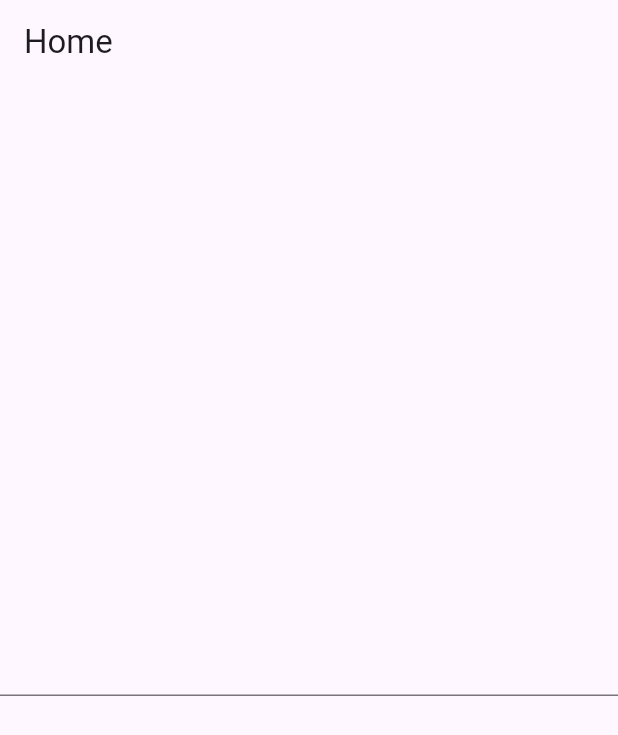
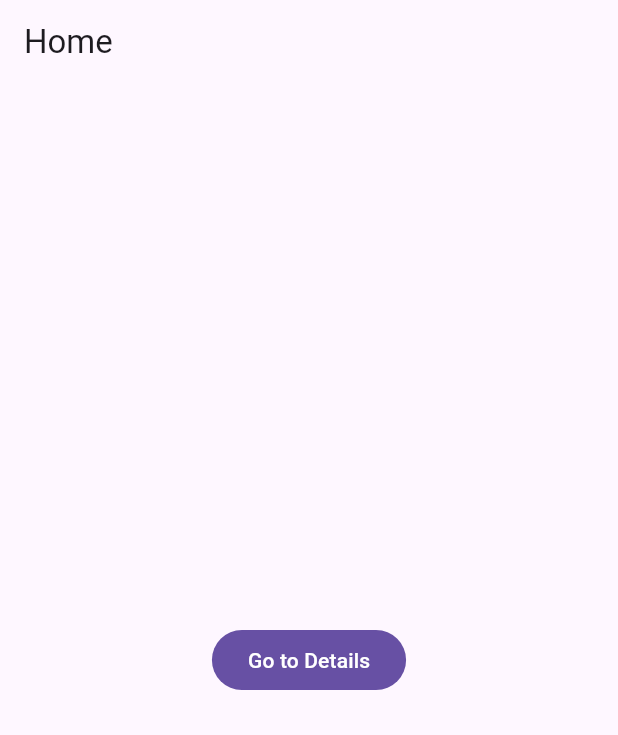
Before and after one commit to LukasMirbt/go_router_state_restoration_test, a Flutter app: the screen it shows after launch, on a phone screen of 412 x 824 dp. Shown: the top 735 px of the screen. Run offline on Flutter 3.47's test engine with Material 3 defaults, Android fonts, the phone set to English and light mode, and no system bars; our stand-ins replace go_router.

Commit message:
route state restoration with subroute

```diff
--- a/lib/app.dart
+++ b/lib/app.dart
@@ -25,12 +25,32 @@ class _AppState extends State<App> {
                 title: Text('Home'),
               ),
               body: Center(
-                child: TextField(
-                  restorationId: 'details_text_field',
+                child: FilledButton(
+                  onPressed: () {
+                    GoRouter.of(context).go('/details');
+                  },
+                  child: Text('Go to Details'),
                 ),
               ),
             );
           },
+          routes: [
+            GoRoute(
+              path: 'details',
+              builder: (context, state) {
+                return Scaffold(
+                  appBar: AppBar(
+                    title: Text('Details'),
+                  ),
+                  body: Center(
+                    child: TextField(
+                      restorationId: 'details_text_field',
+                    ),
+                  ),
+                );
+              },
+            ),
+          ],
         ),
       ],
     );
```
